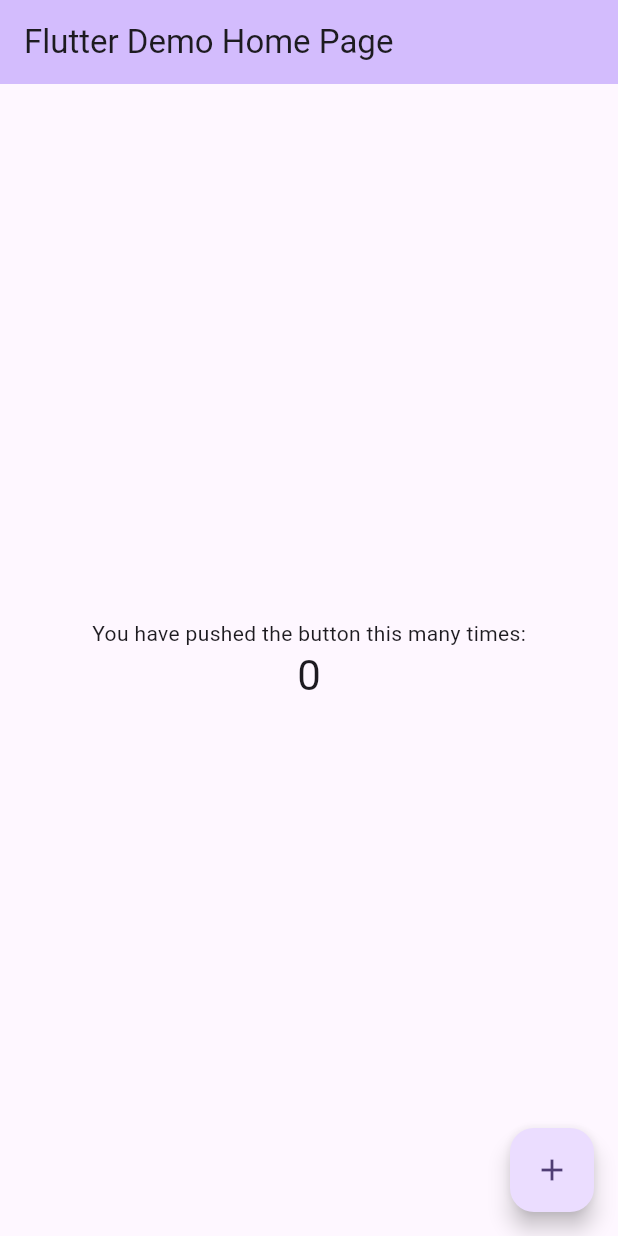
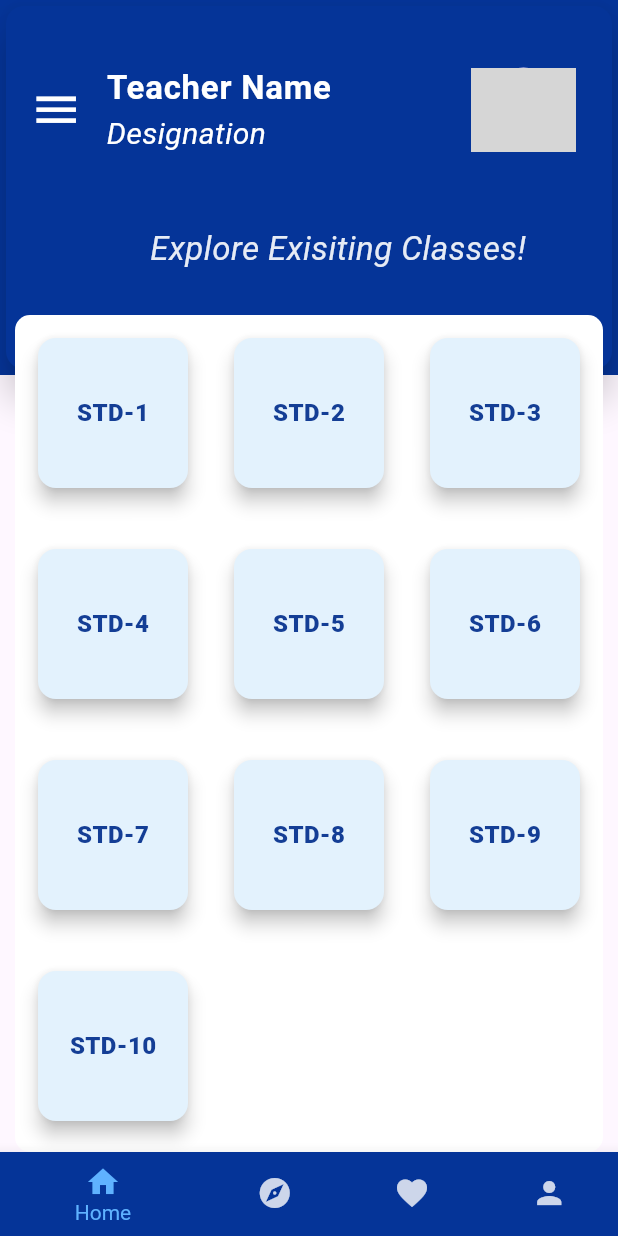
Before and after one commit to Iamshruti10/staff_support_system_flutter, a Flutter app: the screen it shows after launch, on a phone screen of 412 x 824 dp. Run offline on Flutter 3.47's test engine with Material 2 defaults, Android fonts, the phone set to English and light mode, and no system bars; network calls fail; grey boxes are pictures that could not be loaded.

Commit message:
created HomePage UI

```diff
--- /dev/null
+++ b/lib/HomePage/HomePage_Start.dart
@@ -0,0 +1,195 @@
+
+
+import 'package:flutter/material.dart';
+import 'package:staff_support_system_flutter/HomePage/HomePage.dart';
+
+
+class HomePage_start extends StatefulWidget {
+  const HomePage_start({super.key});
+
+  @override
+  State<HomePage_start> createState() => _HomePage_startState();
+}
+
+class _HomePage_startState extends State<HomePage_start> {
+  final List<String> STD = [
+    'STD-1',
+    'STD-2',
+    'STD-3',
+    'STD-4',
+    'STD-5',
+    'STD-6',
+    'STD-7',
+    'STD-8',
+    'STD-9',
+    'STD-10',
+  ];
+
+  int _selectedIndex = 0;
+
+  void _onItemTapped(int index) {
+    setState(() {
+      _selectedIndex = index;
+    });
+  }
+
+  @override
+  Widget build(BuildContext context) {
+    List<int> matchingItemIndexes = [];
+
+    for (int i = 0; i < STD.length; i++) {
+      matchingItemIndexes.add(i);
+    }
+    return Scaffold(
+      backgroundColor: Colors.grey[250],
+      bottomNavigationBar: Theme(
+        data: ThemeData(
+          canvasColor: const Color(0xFF053498),
+        ),
+        child: BottomNavigationBar(
+          selectedItemColor: const Color(0xFF5FB2FF)
+,
+          unselectedItemColor:
+              const Color.fromARGB(255, 255, 255, 255).withOpacity(0.8),
+          currentIndex: _selectedIndex,
+          items: const <BottomNavigationBarItem>[
+            BottomNavigationBarItem(
+              icon: Icon(Icons.home),
+              label: 'Home',
+            ),
+            BottomNavigationBarItem(
+              icon: Icon(Icons.explore),
+              label: 'Explore',
+            ),
+            BottomNavigationBarItem(
+              icon: Icon(Icons.favorite),
+              label: 'Favorites',
+            ),
+            BottomNavigationBarItem(
+              icon: Icon(Icons.person),
+              label: 'Profile',
+            ),
+          ],
+          onTap: (index) {
+            setState(() {
+              _selectedIndex = index;
+            });
+          },
+        ),
+      ),
+      body: Stack(
+        children: [
+          Container(
+            decoration:
+                const BoxDecoration(color:  Color(0xFF053498)
+),
+            child: const SizedBox(
+              height: 250,
+              width: 600,
+              child: Card(
+                elevation: 10,
+                color:  Color(0xFF053498),
+                child: Padding(
+                  padding: EdgeInsets.only(top: 30.0),
+                  child: ListTile(
+                    leading: Icon(
+                      Icons.menu,
+                      color: Colors.white,
+                      size: 35,
+                    ),
+                    title: Text(
+                      'Teacher Name',
+                      style: TextStyle(
+                        fontSize: 22,
+                        color: Colors.white,
+                        fontWeight: FontWeight.w700,
+                      ),
+                    ),
+                    subtitle: Text(
+                      'Designation',
+                      style: TextStyle(
+                        fontSize: 20,
+                        color: Colors.white,
+                        fontStyle: FontStyle.italic,
+                      ),
+                    ),
+                    trailing: CircleAvatar(
+                      radius: 35,
+                      backgroundImage: NetworkImage(""),
+                    ),
+                  ),
+                ),
+              ),
+            ),
+          ),
+          Padding(
+            padding: const EdgeInsets.fromLTRB(100, 150, 0, 120),
+            child: Text(
+              "Explore Exisiting Classes!",
+              style: TextStyle(
+                fontSize: 22,
+                color: Colors.white.withOpacity(0.9),
+                fontStyle: FontStyle.italic,
+              ),
+            ),
+          ),
+          Padding(
+            padding: const EdgeInsets.fromLTRB(10, 210, 10, 0),
+            child: Container(
+              // height: 570,
+              decoration: BoxDecoration(
+                color: Colors.white,
+                //border: Border.all(width: 1.5),
+                borderRadius: BorderRadius.circular(10.0),
+              ),
+              child: GridView.builder(
+                gridDelegate: const SliverGridDelegateWithFixedCrossAxisCount(
+                  crossAxisCount: 3,
+                  mainAxisSpacing: 10.0,
+                ),
+                itemCount: matchingItemIndexes.length,
+                itemBuilder: (BuildContext context, int index) {
+                  int itemIndex = matchingItemIndexes[index];
+                  String selectedSTD = STD[itemIndex];
+                  return GestureDetector(
+                    onTap: () {
+                      // Navigate to the next page
+                      Navigator.push(
+                        context,
+                        MaterialPageRoute(
+                            builder: (context) => const HomePage()),
+                      );
+                    },
+                    child: Column(
+                      mainAxisAlignment: MainAxisAlignment.spaceEvenly,
+                      children: [
+                        Card(
+                          elevation: 5,
+                          color: Colors.blue[50],
+                          child: SizedBox(
+                            height: 100,
+                            width: 100,
+                            child: Center(
+                              child: Text(
+                                STD[itemIndex],
+                                style: const TextStyle(
+                                  fontSize: 16,
+                                  color: Color(0xF30A3590),
+                                  fontWeight: FontWeight.w800,
+                                ),
+                              ),
+                            ),
+                          ),
+                        ),
+                      ],
+                    ),
+                  );
+                },
+              ),
+            ),
+          ),
+        ],
+      ),
+    );
+  }
+}
--- a/lib/main.dart
+++ b/lib/main.dart
@@ -1,4 +1,6 @@
 import 'package:flutter/material.dart';
+import 'package:staff_support_system_flutter/HomePage/HomePage_Start.dart';
+
 
 void main() {
   runApp(const MyApp());
@@ -11,115 +13,14 @@ class MyApp extends StatelessWidget {
   @override
   Widget build(BuildContext context) {
     return MaterialApp(
+      debugShowCheckedModeBanner: false,
       title: 'Flutter Demo',
       theme: ThemeData(
-        // This is the theme of your application.
-        //
-        // TRY THIS: Try running your application with "flutter run". You'll see
-        // the application has a blue toolbar. Then, without quitting the app,
-        // try changing the seedColor in the colorScheme below to Colors.green
-        // and then invoke "hot reload" (save your changes or press the "hot
-        // reload" button in a Flutter-supported IDE, or press "r" if you used
-        // the command line to start the app).
-        //
-        // Notice that the counter didn't reset back to zero; the application
-        // state is not lost during the reload. To reset the state, use hot
-        // restart instead.
-        //
-        // This works for code too, not just values: Most code changes can be
-        // tested with just a hot reload.
+
         colorScheme: ColorScheme.fromSeed(seedColor: Colors.deepPurple),
         useMaterial3: true,
       ),
-      home: const MyHomePage(title: 'Flutter Demo Home Page'),
+      home: const HomePage_start(),
     );
   }
 }
-
-class MyHomePage extends StatefulWidget {
-  const MyHomePage({super.key, required this.title});
-
-  // This widget is the home page of your application. It is stateful, meaning
-  // that it has a State object (defined below) that contains fields that affect
-  // how it looks.
-
-  // This class is the configuration for the state. It holds the values (in this
-  // case the title) provided by the parent (in this case the App widget) and
-  // used by the build method of the State. Fields in a Widget subclass are
-  // always marked "final".
-
-  final String title;
-
-  @override
-  State<MyHomePage> createState() => _MyHomePageState();
-}
-
-class _MyHomePageState extends State<MyHomePage> {
-  int _counter = 0;
-
-  void _incrementCounter() {
-    setState(() {
-      // This call to setState tells the Flutter framework that something has
-      // changed in this State, which causes it to rerun the build method below
-      // so that the display can reflect the updated values. If we changed
-      // _counter without calling setState(), then the build method would not be
-      // called again, and so nothing would appear to happen.
-      _counter++;
-    });
-  }
-
-  @override
-  Widget build(BuildContext context) {
-    // This method is rerun every time setState is called, for instance as done
-    // by the _incrementCounter method above.
-    //
-    // The Flutter framework has been optimized to make rerunning build methods
-    // fast, so that you can just rebuild anything that needs updating rather
-    // than having to individually change instances of widgets.
-    return Scaffold(
-      appBar: AppBar(
-        // TRY THIS: Try changing the color here to a specific color (to
-        // Colors.amber, perhaps?) and trigger a hot reload to see the AppBar
-        // change color while the other colors stay the same.
-        backgroundColor: Theme.of(context).colorScheme.inversePrimary,
-        // Here we take the value from the MyHomePage object that was created by
-        // the App.build method, and use it to set our appbar title.
-        title: Text(widget.title),
-      ),
-      body: Center(
-        // Center is a layout widget. It takes a single child and positions it
-        // in the middle of the parent.
-        child: Column(
-          // Column is also a layout widget. It takes a list of children and
-          // arranges them vertically. By default, it sizes itself to fit its
-          // children horizontally, and tries to be as tall as its parent.
-          //
-          // Column has various properties to control how it sizes itself and
-          // how it positions its children. Here we use mainAxisAlignment to
-          // center the children vertically; the main axis here is the vertical
-          // axis because Columns are vertical (the cross axis would be
-          // horizontal).
-          //
-          // TRY THIS: Invoke "debug painting" (choose the "Toggle Debug Paint"
-          // action in the IDE, or press "p" in the console), to see the
-          // wireframe for each widget.
-          mainAxisAlignment: MainAxisAlignment.center,
-          children: <Widget>[
-            const Text(
-              'You have pushed the button this many times:',
-            ),
-            Text(
-              '$_counter',
-              style: Theme.of(context).textTheme.headlineMedium,
-            ),
-          ],
-        ),
-      ),
-      floatingActionButton: FloatingActionButton(
-        onPressed: _incrementCounter,
-        tooltip: 'Increment',
-        child: const Icon(Icons.add),
-      ), // This trailing comma makes auto-formatting nicer for build methods.
-    );
-  }
-}
```
Also changed, not shown: lib/HomePage/HomePage.dart (added, +229 -0 lines), lib/HomePage/navBar.dart (added, +16 -0 lines).
